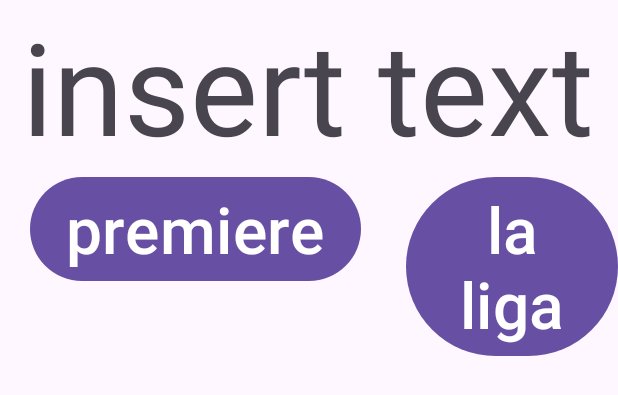
After one commit to NGadit64/BelajarAPI, an Android app: the layout activity_menu_utama.xml on its own in the app's theme, with its tools: preview values and no code run, on a phone screen of 412 x 824 dp. The commit adds this screen. Shown: the top 395 px of the screen. Run offline under Robolectric (Android 15) with nearby library versions, the phone set to English and light mode, and no system bars.

Commit message:
feat :[AJK] la liga

```diff
--- a/app/src/main/java/com/example/belajarapi/ApiClient.java
+++ b/app/src/main/java/com/example/belajarapi/ApiClient.java
@@ -16,5 +16,3 @@ public class ApiClient {
         return retrofit;
     }//help
 }
-
-//
--- a/app/src/main/java/com/example/belajarapi/Team.java
+++ b/app/src/main/java/com/example/belajarapi/Team.java
@@ -3,11 +3,12 @@ package com.example.belajarapi;
 public class Team {
     private String strTeam;
     private String strStadium;
+    private String strBadge;
 
     public String getStrTeam() {
         return strTeam;
     }
-    private String strBadge;
+
 
     public String getStrBadge() {
         return strBadge;
--- a/app/src/main/java/com/example/belajarapi/TeamAdapter.java
+++ b/app/src/main/java/com/example/belajarapi/TeamAdapter.java
@@ -35,7 +35,7 @@ public class TeamAdapter extends RecyclerView.Adapter<TeamAdapter.TeamViewHolder
         holder.txtStadium.setText(team.getStrStadium());
 
             Glide.with(holder.itemView.getContext())
-                    .load(team.getStrBadge()) // asumsinya kamu punya field ini
+                    .load(team.getStrBadge())
                     .into(holder.imgBadge);
 
     }
--- a/app/src/main/java/com/example/belajarapi/TeamApi.java
+++ b/app/src/main/java/com/example/belajarapi/TeamApi.java
@@ -8,4 +8,8 @@ import com.example.belajarapi.TeamResponse;
 public interface TeamApi {
     @GET("search_all_teams.php")
     Call<TeamResponse> getAllTeams(@Query("l") String league);
+
+    @GET
+    Call<TeamResponse> getTeamsFromUrl(@retrofit2.http.Url String url);
+
 }
--- /dev/null
+++ b/app/src/main/res/layout/activity_menu_utama.xml
@@ -0,0 +1,42 @@
+<?xml version="1.0" encoding="utf-8"?>
+<LinearLayout xmlns:android="http://schemas.android.com/apk/res/android"
+    android:orientation="vertical"
+    xmlns:tools="http://schemas.android.com/tools"
+    android:id="@+id/main"
+    android:layout_width="match_parent"
+    android:layout_height="match_parent"
+    tools:context=".MenuUtama">
+
+
+    <TextView
+        android:layout_width="wrap_content"
+        android:layout_height="wrap_content"
+        android:text="insert text"
+        android:layout_gravity="center"
+        android:textSize="128px"
+        />
+    <LinearLayout
+        android:layout_width="wrap_content"
+        android:layout_height="wrap_content"
+        android:orientation="horizontal">
+    <Button
+        android:id="@+id/btnPremier"
+        android:layout_width="wrap_content"
+        android:layout_height="wrap_content"
+        android:text="premiere"
+        android:layout_marginLeft="20dp"
+        android:textSize="64px"
+        />
+
+    <Button
+        android:id="@+id/btnLaLiga"
+        android:layout_width="wrap_content"
+        android:layout_height="wrap_content"
+        android:layout_gravity="right"
+        android:text="la liga"
+        android:layout_marginLeft="30dp"
+        android:textSize="64px"
+        />
+    </LinearLayout>
+
+</LinearLayout>
```
Also changed, not shown: app/src/main/AndroidManifest.xml (+8 -2 lines), app/src/main/java/com/example/belajarapi/MainActivity.java (+12 -2 lines), app/src/main/java/com/example/belajarapi/MenuUtama.java (added, +35 -0 lines), app/src/main/res/layout/activity_main.xml (+15 -3 lines).
